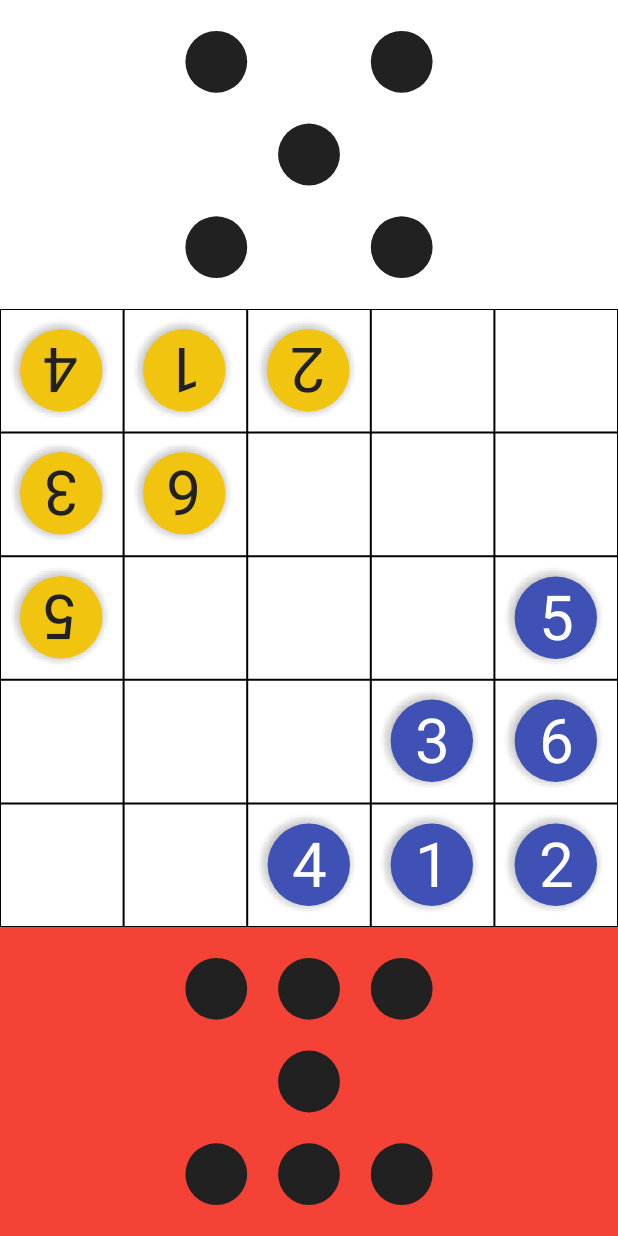
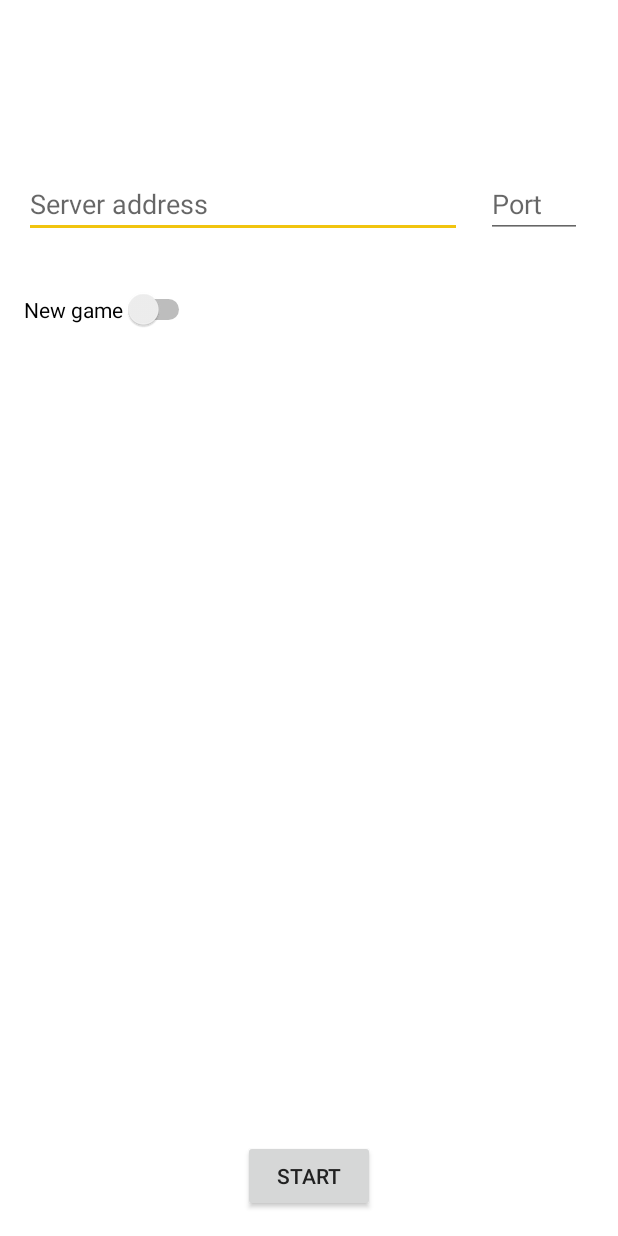
Before and after one commit to apiote/Einstein, an Android app: the screen it shows after launch (BoardActivity before the commit, ConnectActivity after it), after a tap on "Play", on a phone screen of 412 x 824 dp. Run offline under Robolectric (Android 15) with nearby library versions, the phone set to English and light mode, and no system bars; network calls fail.

Commit message:
connect activity

```diff
--- a/mobile/src/main/AndroidManifest.xml
+++ b/mobile/src/main/AndroidManifest.xml
@@ -1,7 +1,7 @@
 <?xml version="1.0" encoding="utf-8"?>
 <manifest xmlns:android="http://schemas.android.com/apk/res/android"
-    xmlns:tools="http://schemas.android.com/tools"
-    package="ml.adamsprogs.einstein">
+          xmlns:tools="http://schemas.android.com/tools"
+          package="ml.adamsprogs.einstein">
 
     <application
         android:allowBackup="true"
@@ -9,23 +9,20 @@
         android:icon="@mipmap/ic_launcher"
         android:label="@string/app_name"
         android:theme="@style/AppTheme">
-
         <activity
             android:name=".mobile.activities.SplashScreenActivity"
             android:configChanges="keyboardHidden|orientation|screenSize"
             android:screenOrientation="portrait"
             android:theme="@style/SplashTheme">
             <intent-filter>
-                <action android:name="android.intent.action.MAIN" />
+                <action android:name="android.intent.action.MAIN"/>
 
-                <category android:name="android.intent.category.LAUNCHER" />
+                <category android:name="android.intent.category.LAUNCHER"/>
             </intent-filter>
         </activity>
-
         <activity
             android:name=".mobile.activities.MainMenuActivity"
-            android:label="@string/title_activity_main" />
-
+            android:label="@string/title_activity_main"/>
         <activity
             android:name=".mobile.activities.HowToPlayActivity"
             android:label="@string/title_activity_how_to_play"
@@ -33,7 +30,7 @@
             tools:ignore="UnusedAttribute">
             <meta-data
                 android:name="android.support.PARENT_ACTIVITY"
-                android:value=".mobile.activities.MainMenuActivity" />
+                android:value=".mobile.activities.MainMenuActivity"/>
         </activity>
         <activity
             android:name=".mobile.activities.BoardActivity"
@@ -44,9 +41,8 @@
             tools:ignore="UnusedAttribute">
             <meta-data
                 android:name="android.support.PARENT_ACTIVITY"
-                android:value=".mobile.activities.MainMenuActivity" />
+                android:value=".mobile.activities.MainMenuActivity"/>
         </activity>
-
         <activity
             android:name=".mobile.activities.EndingDialogueActivity"
             android:configChanges="keyboardHidden|orientation|screenSize"
@@ -55,7 +51,10 @@
             tools:ignore="UnusedAttribute">
             <meta-data
                 android:name="android.support.PARENT_ACTIVITY"
-                android:value=".mobile.activities.MainMenuActivity" />
+                android:value=".mobile.activities.MainMenuActivity"/>
+        </activity>
+        <activity android:name=".mobile.activities.ConnectActivity">
         </activity>
     </application>
+
 </manifest>
--- /dev/null
+++ b/mobile/src/main/java/ml/adamsprogs/einstein/mobile/activities/ConnectActivity.java
@@ -0,0 +1,57 @@
+package ml.adamsprogs.einstein.mobile.activities;
+
+import android.support.v7.app.AppCompatActivity;
+import android.os.Bundle;
+import android.view.View;
+import android.widget.Button;
+import android.widget.CompoundButton;
+import android.widget.EditText;
+import android.widget.Switch;
+import ml.adamsprogs.einstein.R;
+
+import java.io.*;
+import java.net.Socket;
+
+public class ConnectActivity extends AppCompatActivity {
+    private Button startButton;
+    private EditText serverAddressEdit;
+    private EditText serverPortEdit;
+    private EditText numberOfPlayersEdit;
+    private Switch newGameSwitch;
+
+    @Override
+    protected void onCreate(Bundle savedInstanceState) {
+        super.onCreate(savedInstanceState);
+        setContentView(R.layout.activity_connect);
+
+        startButton = (Button) findViewById(R.id.startButton);
+        serverAddressEdit = (EditText) findViewById(R.id.serverAddress);
+        serverPortEdit = (EditText) findViewById(R.id.serverPort);
+        numberOfPlayersEdit = (EditText) findViewById(R.id.numberOfPlayers);
+        newGameSwitch = (Switch) findViewById(R.id.newGameSwitch);
+
+        startButton.setOnClickListener((v) -> {
+            try {
+                Socket socket = new Socket(String.valueOf(serverAddressEdit.getText()),
+                        Integer.parseInt(String.valueOf(serverPortEdit.getText())));
+                PrintWriter osw = new PrintWriter(socket.getOutputStream());
+                if (newGameSwitch.isChecked())
+                    osw.println("create " + numberOfPlayersEdit.getText());
+                else
+                    osw.println("join");
+
+                BufferedReader br = new BufferedReader(new InputStreamReader(socket.getInputStream()));
+                String response = br.readLine();
+                if(response.split(" ")[0].equals("error")){
+                    System.out.println(response);
+                }
+
+            } catch (IOException e) {
+                e.printStackTrace();
+            }
+        });
+
+        newGameSwitch.setOnCheckedChangeListener((buttonView, isChecked) ->
+                numberOfPlayersEdit.setVisibility(isChecked ? View.VISIBLE : View.INVISIBLE));
+    }
+}
--- a/mobile/src/main/java/ml/adamsprogs/einstein/mobile/activities/MainMenuActivity.java
+++ b/mobile/src/main/java/ml/adamsprogs/einstein/mobile/activities/MainMenuActivity.java
@@ -17,8 +17,6 @@ import ml.adamsprogs.einstein.mobile.utilities.ResultsFile;
 import static ml.adamsprogs.einstein.mobile.utilities.Utilities.*;
 
 public class MainMenuActivity extends AppCompatActivity {
-    private final static String PREFS_NAME = "EINSTEIN_SETTINGS";
-    private final static String isFirstRun = "isFirstRun";
 
     private final Context context = this;
 
@@ -64,7 +62,7 @@ public class MainMenuActivity extends AppCompatActivity {
         Intent intent = null;
 
         if (v.getId() == R.id.playBtn)
-            intent = new Intent(this, BoardActivity.class);
+            intent = new Intent(this, ConnectActivity.class);
         if (v.getId() == R.id.htpBtn)
             intent = new Intent(this, HowToPlayActivity.class);
 
--- /dev/null
+++ b/mobile/src/main/res/layout/activity_connect.xml
@@ -0,0 +1,85 @@
+<?xml version="1.0" encoding="utf-8"?>
+<android.support.constraint.ConstraintLayout
+    xmlns:android="http://schemas.android.com/apk/res/android"
+    xmlns:app="http://schemas.android.com/apk/res-auto"
+    xmlns:tools="http://schemas.android.com/tools"
+    android:id="@+id/activity_connect"
+    android:layout_width="match_parent"
+    android:layout_height="match_parent"
+    tools:context="ml.adamsprogs.einstein.mobile.activities.ConnectActivity">
+
+    <EditText
+        android:layout_width="0dp"
+        android:layout_height="wrap_content"
+        android:inputType="text|textUri"
+        android:ems="10"
+        android:id="@+id/serverAddress"
+        android:hint="Server address"
+        app:layout_constraintRight_toLeftOf="@+id/serverPort"
+        tools:layout_constraintRight_creator="1"
+        android:layout_marginStart="16dp"
+        android:layout_marginEnd="16dp"
+        app:layout_constraintBaseline_toBaselineOf="@+id/serverPort"
+        tools:layout_constraintBaseline_creator="1"
+        tools:layout_constraintLeft_creator="1"
+        app:layout_constraintLeft_toLeftOf="parent"
+        android:layout_marginLeft="16dp"
+        android:layout_marginRight="16dp"/>
+
+    <EditText
+        android:layout_height="wrap_content"
+        android:inputType="number"
+        android:ems="10"
+        android:id="@+id/serverPort"
+        android:layout_width="64dp"
+        android:hint="Port"
+        tools:layout_constraintTop_creator="1"
+        tools:layout_constraintRight_creator="1"
+        android:layout_marginEnd="24dp"
+        app:layout_constraintRight_toRightOf="parent"
+        android:layout_marginTop="113dp"
+        app:layout_constraintTop_toTopOf="parent"
+        android:layout_marginRight="24dp"/>
+
+    <Switch
+        android:text="New game"
+        android:layout_width="wrap_content"
+        android:layout_height="wrap_content"
+        android:id="@+id/newGameSwitch"
+        android:layout_marginStart="16dp"
+        app:layout_constraintBaseline_toBaselineOf="@+id/numberOfPlayers"
+        tools:layout_constraintBaseline_creator="1"
+        tools:layout_constraintLeft_creator="1"
+        app:layout_constraintLeft_toLeftOf="parent"
+        android:layout_marginLeft="16dp"/>
+
+    <EditText
+        android:layout_width="wrap_content"
+        android:layout_height="wrap_content"
+        android:inputType="number"
+        android:ems="10"
+        android:id="@+id/numberOfPlayers"
+        android:hint="Number of players"
+        tools:layout_constraintTop_creator="1"
+        android:layout_marginStart="16dp"
+        android:layout_marginTop="24dp"
+        app:layout_constraintTop_toBottomOf="@+id/serverAddress"
+        tools:layout_constraintLeft_creator="1"
+        app:layout_constraintLeft_toRightOf="@+id/newGameSwitch"
+        android:layout_marginLeft="16dp"
+        android:visibility="invisible"/>
+
+    <Button
+        android:text="Start"
+        android:layout_width="wrap_content"
+        android:layout_height="wrap_content"
+        android:id="@+id/startButton"
+        tools:layout_constraintRight_creator="1"
+        tools:layout_constraintBottom_creator="1"
+        app:layout_constraintBottom_toBottomOf="parent"
+        app:layout_constraintRight_toRightOf="parent"
+        tools:layout_constraintLeft_creator="1"
+        android:layout_marginBottom="16dp"
+        app:layout_constraintLeft_toLeftOf="parent"/>
+
+</android.support.constraint.ConstraintLayout>
```
